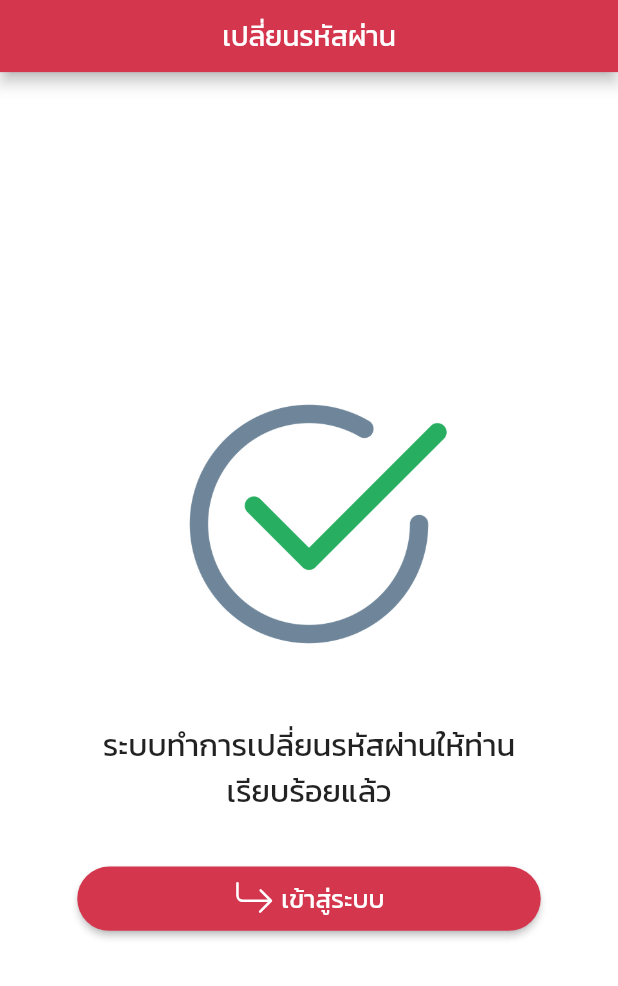
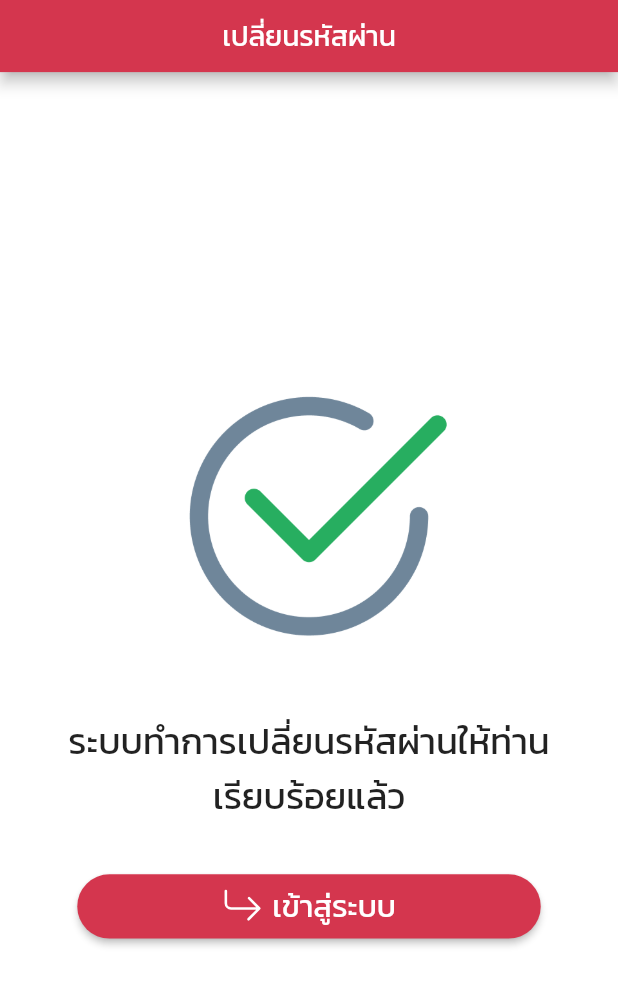
Before and after one commit to ThanapongNN/tms-mobile, a Flutter app: the ChangePassword screen opened directly, after a tap on "ยืนยัน", on a phone screen of 412 x 824 dp. Shown: the top 986 px of the screen. Run offline on Flutter 3.47's test engine with Material 2 defaults, Android fonts, the phone set to English and light mode, and no system bars; our stand-ins replace bootstrap_icons, carousel_slider, dropdown_button2, email_validator, expandable, flutter_easyloading and 8 more.

Commit message:
แก้ไขหน้าปิดบัญชี

```diff
--- a/lib/pages/account/account_success.dart
+++ b/lib/pages/account/account_success.dart
@@ -24,7 +24,7 @@ class AccountSuccess extends StatelessWidget {
       appBar: AppBar(title: Text(titleAppbar)),
       body: Column(mainAxisAlignment: MainAxisAlignment.center, children: [
         Image.asset('assets/images/check_circle.png', scale: 2),
-        text(titleBody, fontSize: 24, textAlign: TextAlign.center).paddingAll(40),
+        text(titleBody, fontSize: 28, textAlign: TextAlign.center).paddingSymmetric(vertical: 40, horizontal: 20),
         button(
           text: textButton,
           icon: icon,
--- a/lib/pages/account/deactivate_account.dart
+++ b/lib/pages/account/deactivate_account.dart
@@ -11,8 +11,7 @@ import 'package:tms/widgets/navigator.dart';
 import 'package:tms/widgets/text.dart';
 
 class DeactivateAccount extends StatefulWidget {
-  final String titleAppbar;
-  const DeactivateAccount({super.key, required this.titleAppbar});
+  const DeactivateAccount({super.key});
 
   @override
   State<DeactivateAccount> createState() => _DeactivateAccountState();
@@ -33,7 +32,7 @@ class _DeactivateAccountState extends State<DeactivateAccount> {
     return GestureDetector(
       onTap: () => FocusScope.of(context).unfocus(),
       child: Scaffold(
-        appBar: AppBar(title: Text(widget.titleAppbar)),
+        appBar: AppBar(title: const Text('ปิดบัญชีใช้งาน')),
         body: SingleChildScrollView(
           child: Form(
             key: _formKey,
--- a/lib/widgets/button.dart
+++ b/lib/widgets/button.dart
@@ -20,8 +20,8 @@ Widget button({
     onPressed: onPressed ?? () => navigatorBack(),
     child: Row(mainAxisAlignment: MainAxisAlignment.center, children: [
       Icon(icon, color: outline ? colorOutline ?? Colors.black : Colors.white, size: 32),
-      const SizedBox(width: 5),
-      Text(text, style: TextStyle(fontSize: 20, color: outline ? colorOutline ?? Colors.black : Colors.white)),
+      const SizedBox(width: 7),
+      Text(text, style: TextStyle(fontSize: 24, color: outline ? colorOutline ?? Colors.black : Colors.white)),
     ]),
   );
 }
```
